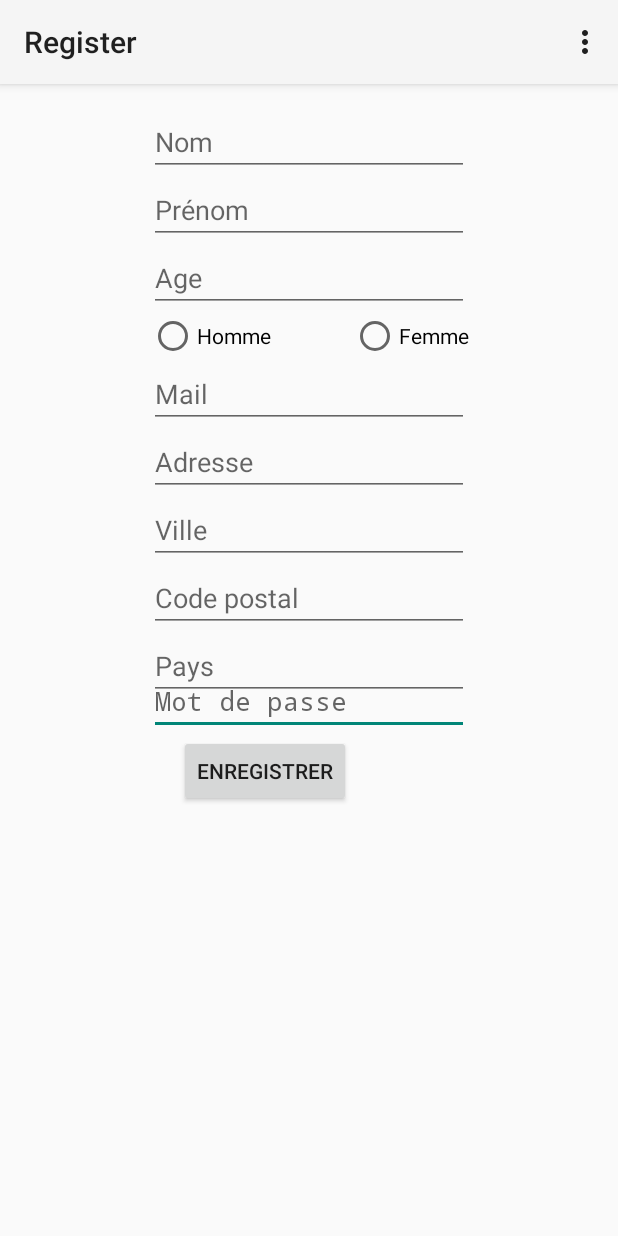
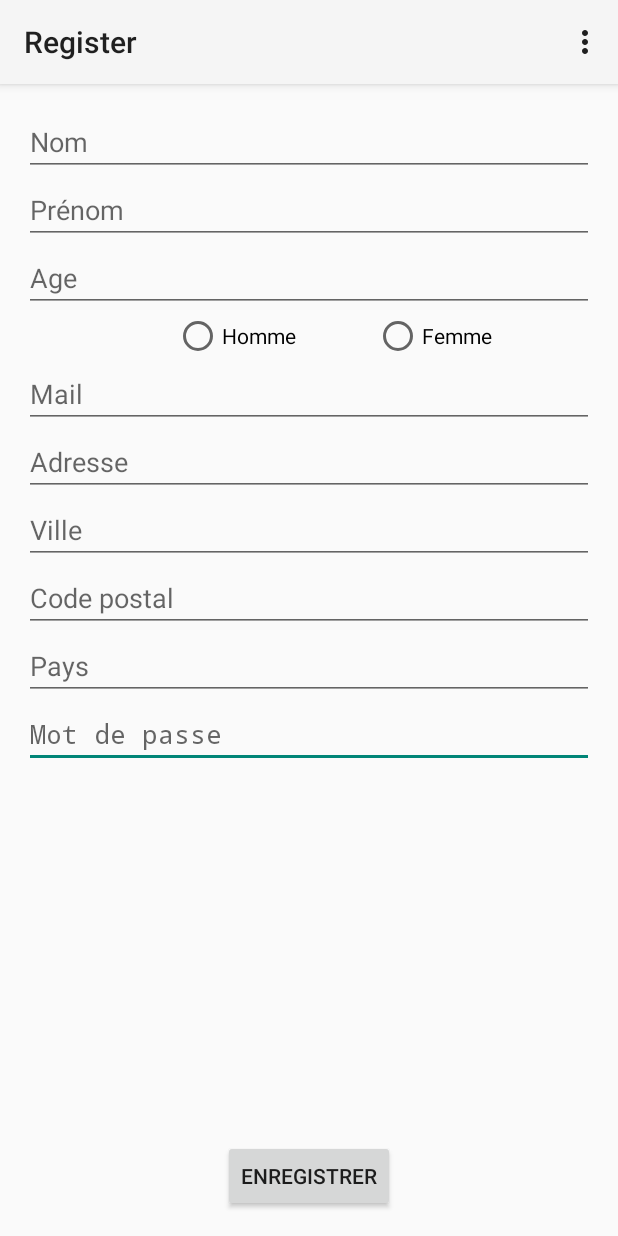
Before and after one commit to Plinz/HDPP, an Android app: the Register screen opened directly, with no data from a screen before it, on a phone screen of 412 x 824 dp. Run offline under Robolectric (Android 15) with nearby library versions, the phone set to English and light mode, and no system bars.

Commit message:
modif design

```diff
--- a/Android/HackingDays/app/src/main/res/layout/activity_register.xml
+++ b/Android/HackingDays/app/src/main/res/layout/activity_register.xml
@@ -16,8 +16,9 @@
         android:ems="10"
         android:id="@+id/nom"
         android:layout_alignParentTop="true"
-        android:layout_centerHorizontal="true"
-        android:hint="Nom" />
+        android:hint="Nom"
+        android:layout_alignParentStart="true"
+        android:layout_alignParentEnd="true" />
 
     <EditText
         android:layout_width="wrap_content"
@@ -26,8 +27,9 @@
         android:ems="10"
         android:id="@+id/prenom"
         android:layout_below="@+id/nom"
-        android:layout_centerHorizontal="true"
-        android:hint="Prénom" />
+        android:hint="Prénom"
+        android:layout_alignParentStart="true"
+        android:layout_alignEnd="@+id/nom" />
 
     <EditText
         android:layout_width="wrap_content"
@@ -36,8 +38,9 @@
         android:ems="10"
         android:id="@+id/age"
         android:layout_below="@+id/prenom"
-        android:layout_centerHorizontal="true"
-        android:hint="Age" />
+        android:hint="Age"
+        android:layout_alignEnd="@+id/prenom"
+        android:layout_alignParentStart="true" />
 
     <RadioButton
         android:layout_width="wrap_content"
@@ -45,15 +48,17 @@
         android:text="Homme"
         android:id="@+id/homme"
         android:layout_below="@+id/age"
-        android:layout_alignStart="@+id/age" />
+        android:layout_alignEnd="@+id/valider"
+        android:layout_marginEnd="66dp" />
 
     <RadioButton
         android:layout_width="wrap_content"
         android:layout_height="wrap_content"
         android:text="Femme"
         android:id="@+id/femme"
-        android:layout_below="@+id/age"
-        android:layout_alignEnd="@+id/age" />
+        android:layout_above="@+id/email"
+        android:layout_alignEnd="@+id/email"
+        android:layout_marginEnd="68dp" />
 
     <EditText
         android:layout_width="wrap_content"
@@ -62,8 +67,9 @@
         android:ems="10"
         android:id="@+id/email"
         android:layout_below="@+id/homme"
-        android:layout_centerHorizontal="true"
-        android:hint="Mail" />
+        android:hint="Mail"
+        android:layout_alignParentStart="true"
+        android:layout_alignEnd="@+id/age" />
 
     <EditText
         android:layout_width="wrap_content"
@@ -72,8 +78,9 @@
         android:ems="10"
         android:id="@+id/adresse"
         android:layout_below="@+id/email"
-        android:layout_centerHorizontal="true"
-        android:hint="Adresse" />
+        android:hint="Adresse"
+        android:layout_alignParentStart="true"
+        android:layout_alignEnd="@+id/email" />
 
     <EditText
         android:layout_width="wrap_content"
@@ -97,20 +104,20 @@
         android:id="@+id/valider"
         android:layout_width="wrap_content"
         android:layout_height="wrap_content"
-        android:layout_below="@+id/pass"
-        android:layout_toLeftOf="@+id/femme"
-        android:text="Enregistrer" />
+        android:text="Enregistrer"
+        android:layout_alignParentBottom="true"
+        android:layout_centerHorizontal="true" />
 
     <EditText
         android:id="@+id/pass"
         android:layout_width="wrap_content"
         android:layout_height="wrap_content"
-        android:layout_alignLeft="@+id/code_postal"
-        android:layout_below="@+id/code_postal"
-        android:layout_marginTop="23dp"
         android:ems="10"
         android:hint="Mot de passe"
-        android:inputType="textPassword" >
+        android:inputType="textPassword"
+        android:layout_below="@+id/Pays"
+        android:layout_alignParentStart="true"
+        android:layout_alignEnd="@+id/Pays">
 
         <requestFocus />
     </EditText>
@@ -122,6 +129,7 @@
         android:layout_alignLeft="@+id/code_postal"
         android:layout_below="@+id/code_postal"
         android:ems="10"
-        android:hint="Pays" />
+        android:hint="Pays"
+        android:layout_alignEnd="@+id/code_postal" />
 
 </RelativeLayout>
```
Also changed, not shown: Android/HackingDays/app/src/main/res/layout/activity_index.xml (+13 -11 lines), Android/HackingDays/app/src/main/res/layout/activity_login.xml (+4 -5 lines).
